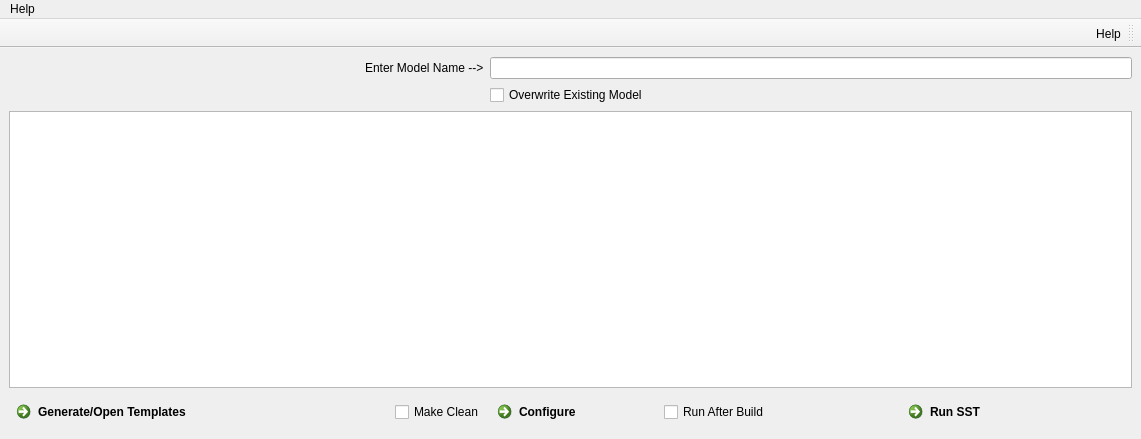
This is sstGUI.ui in lpsmodsimteam/sst-config-gui as Qt 5 draws it before an edit. The edited form follows.
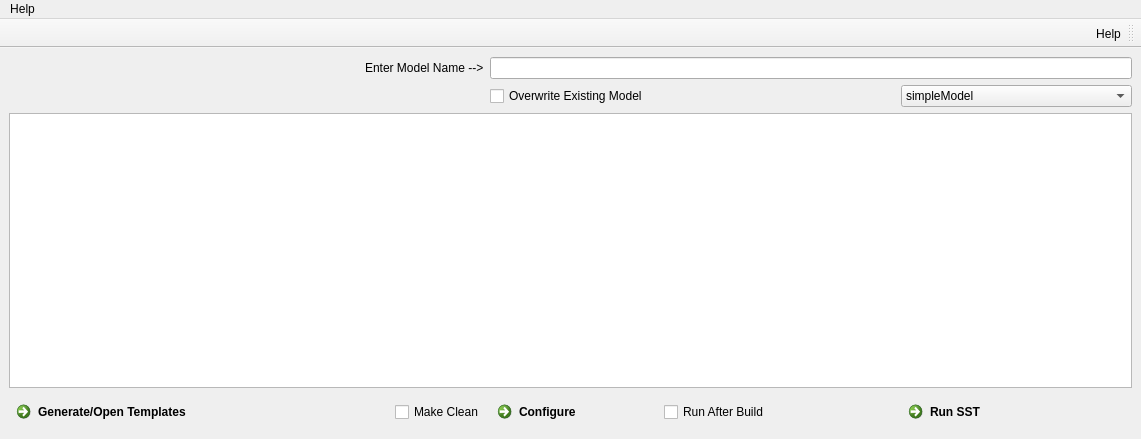
This is the edited form. Icons and pictures are not drawn.

Commit message: Updated templates to be more future-proof

What changed in the file:
```diff
--- a/sstGUI.ui
+++ b/sstGUI.ui
@@ -126,6 +126,15 @@
         </property>
        </widget>
       </item>
+      <item row="1" column="5">
+       <widget class="QComboBox" name="templateType">
+        <item>
+         <property name="text">
+          <string>simpleModel</string>
+         </property>
+        </item>
+       </widget>
+      </item>
      </layout>
     </item>
    </layout>
```
Left out of the diff: 2 changed lines with no effect on the pictures. The commit also changes 8 other files.
